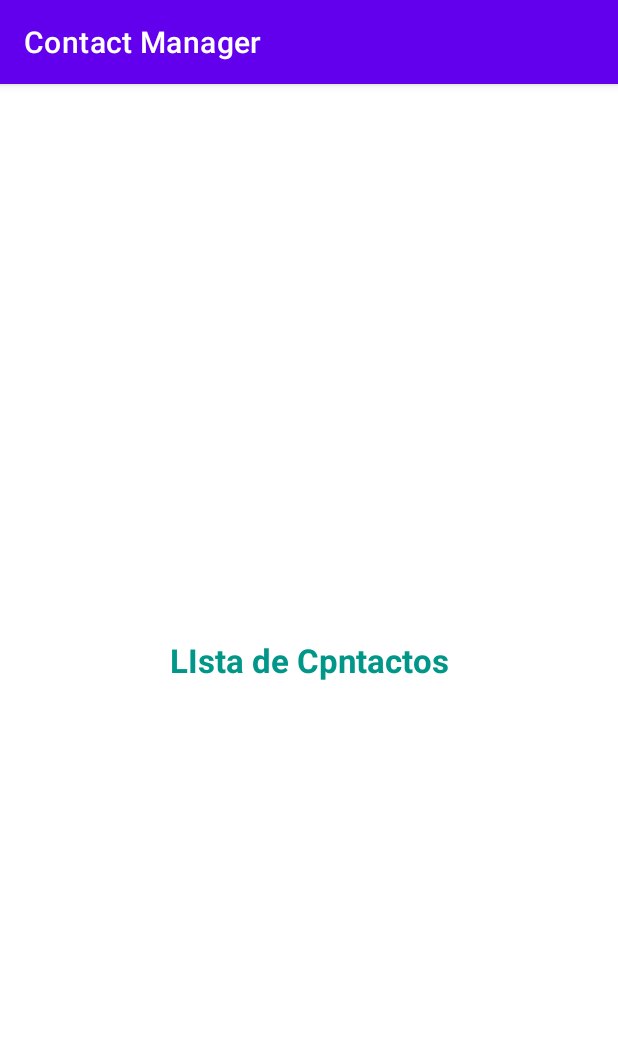
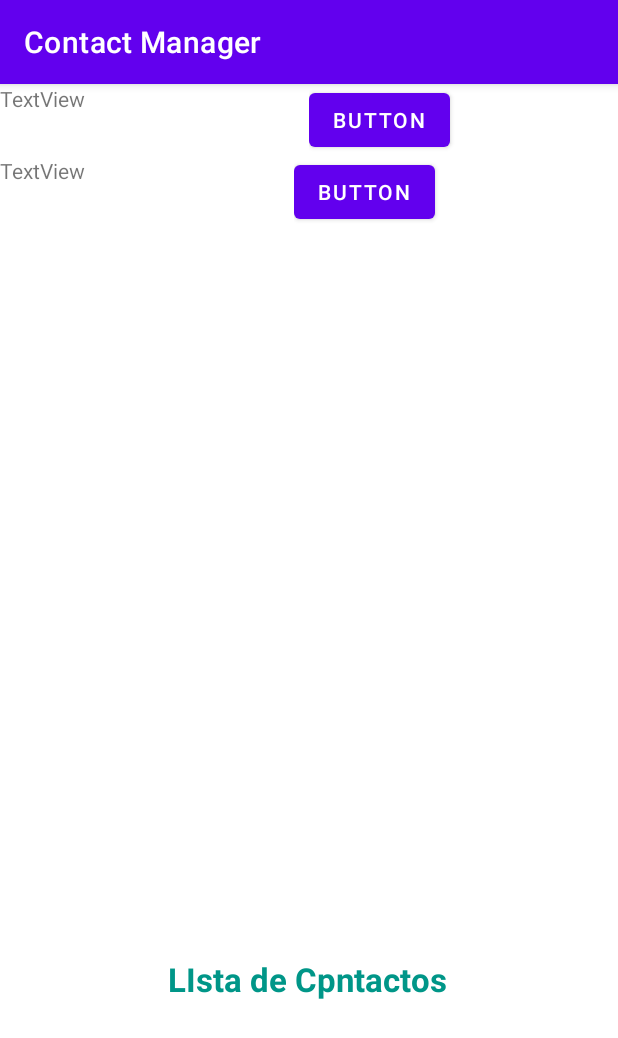
Before and after one commit to utn-app-movil/contactmanager, an Android app: the ContactListActivity screen opened directly, with no data from a screen before it, on a phone screen of 412 x 824 dp. Shown: the top 1038 px of the screen. Run offline under Robolectric (Android 15) with nearby library versions, the phone set to English and light mode, and no system bars.

Commit message:
CRUD in contact activity

```diff
--- a/app/src/main/res/layout/activity_contact_list.xml
+++ b/app/src/main/res/layout/activity_contact_list.xml
@@ -16,7 +16,81 @@
         android:textStyle="bold"
         app:layout_constraintBottom_toBottomOf="parent"
         app:layout_constraintEnd_toEndOf="parent"
+        app:layout_constraintHorizontal_bias="0.497"
         app:layout_constraintStart_toStartOf="parent"
-        app:layout_constraintTop_toTopOf="parent" />
+        app:layout_constraintTop_toTopOf="parent"
+        app:layout_constraintVertical_bias="0.788" />
+
+    <LinearLayout
+        android:id="@+id/linearLayout"
+        android:layout_width="0dp"
+        android:layout_height="wrap_content"
+        android:orientation="horizontal"
+        app:layout_constraintEnd_toEndOf="parent"
+        app:layout_constraintStart_toStartOf="parent">
+
+        <LinearLayout
+            android:layout_width="match_parent"
+            android:layout_height="match_parent"
+            android:layout_weight="1"
+            android:orientation="vertical">
+
+            <TextView
+                android:id="@+id/textView2"
+                android:layout_width="wrap_content"
+                android:layout_height="wrap_content"
+                android:layout_weight="1"
+                android:text="TextView" />
+        </LinearLayout>
+
+        <LinearLayout
+            android:layout_width="match_parent"
+            android:layout_height="match_parent"
+            android:layout_weight="1"
+            android:orientation="vertical">
+
+            <Button
+                android:id="@+id/button"
+                android:layout_width="wrap_content"
+                android:layout_height="wrap_content"
+                android:text="Button" />
+        </LinearLayout>
+
+    </LinearLayout>
+
+    <LinearLayout
+        android:layout_width="0dp"
+        android:layout_height="wrap_content"
+        android:layout_weight="1"
+        android:orientation="horizontal"
+        app:layout_constraintEnd_toEndOf="parent"
+        app:layout_constraintHorizontal_bias="0.51"
+        app:layout_constraintStart_toStartOf="parent"
+        app:layout_constraintTop_toBottomOf="@+id/linearLayout">
+
+        <LinearLayout
+            android:layout_width="196dp"
+            android:layout_height="match_parent"
+            android:orientation="vertical">
+
+            <TextView
+                android:id="@+id/textView9"
+                android:layout_width="match_parent"
+                android:layout_height="wrap_content"
+                android:text="TextView" />
+        </LinearLayout>
+
+        <LinearLayout
+            android:layout_width="match_parent"
+            android:layout_height="match_parent"
+            android:orientation="vertical">
+
+            <Button
+                android:id="@+id/button2"
+                android:layout_width="wrap_content"
+                android:layout_height="wrap_content"
+                android:text="Button" />
+        </LinearLayout>
+    </LinearLayout>
 
 </androidx.constraintlayout.widget.ConstraintLayout>
--- a/app/src/main/res/values/strings.xml
+++ b/app/src/main/res/values/strings.xml
@@ -8,5 +8,9 @@
     <string name="contactEmail">Email</string>
     <string name="contactAddress">Address</string>
     <string name="save">save</string>
-    <string name="msgSuccess">The information has been saved.</string>
+    <string name="msgSave">The information has been saved.</string>
+    <string name="msgDelete">The information has been deleted.</string>
+    <string name="delete">Delete</string>
+    <string name="msgInvalidData">Missing or invalid information. Please check.</string>
+    <string name="msgInvalidContact">The contact is not correct.</string>
 </resources>
```
Also changed, not shown: app/src/main/java/cr/ac/utn/appmovil/contactmanager/ContactActivity.kt (+32 -1 lines), app/src/main/java/cr/ac/utn/appmovil/controller/ContactController.kt (added, +28 -0 lines), app/src/main/res/menu/contact_menu.xml (+7 -0 lines), 2 other files.
